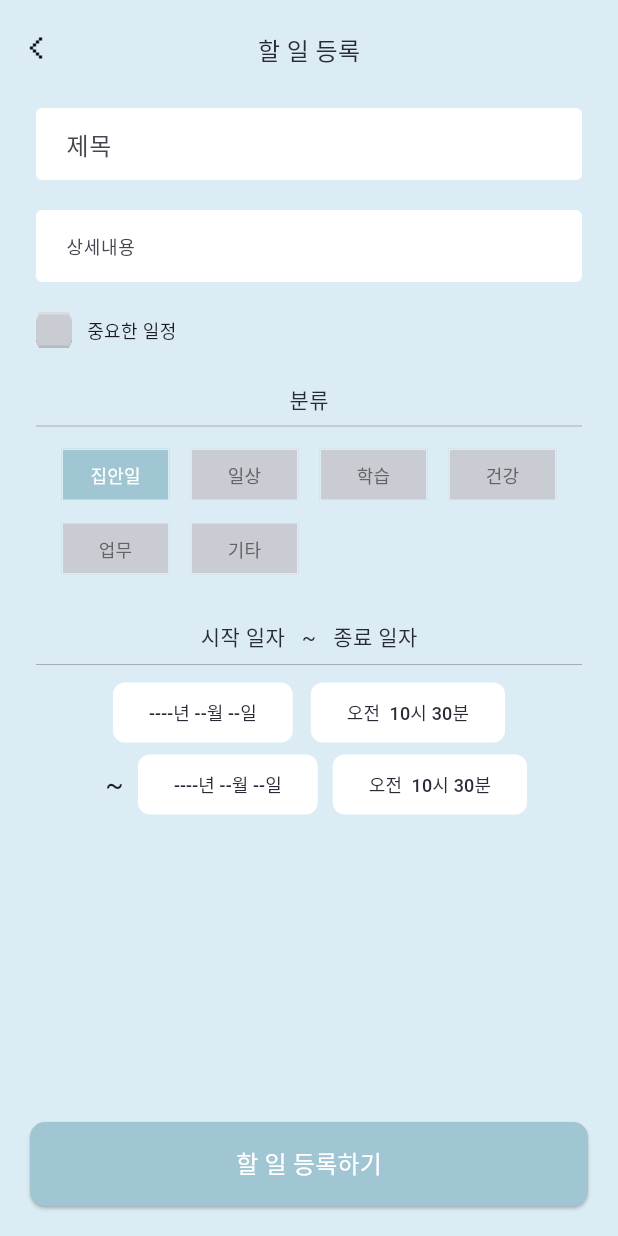
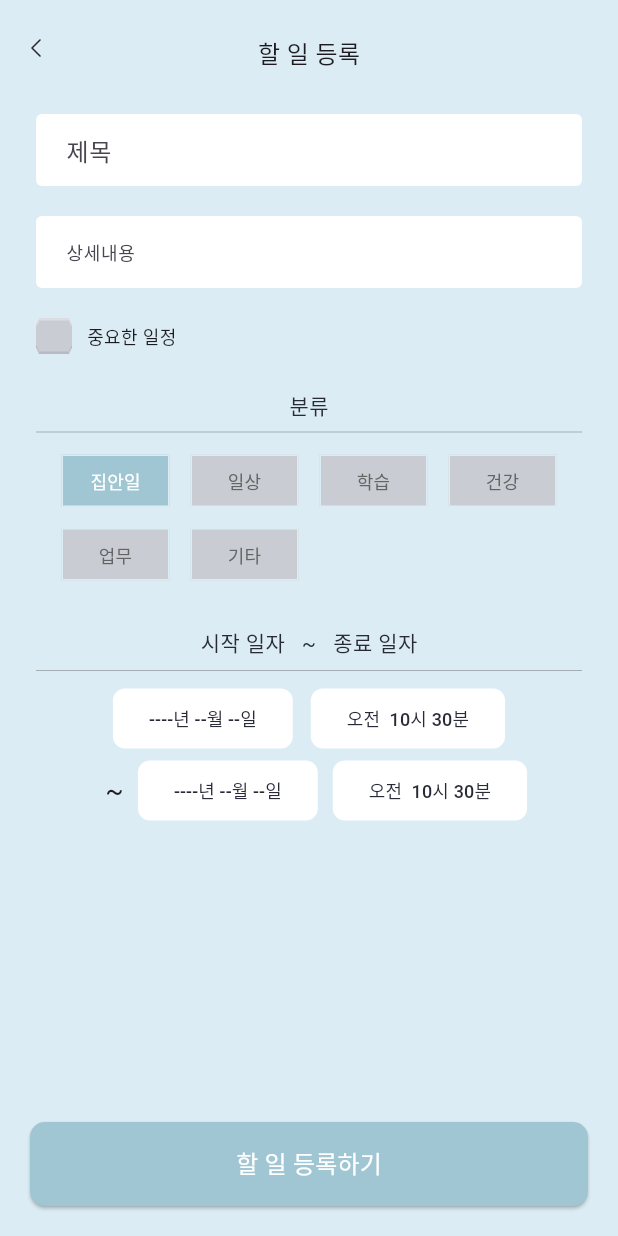
Before and after one commit to lojo0307/KingMaker, a Flutter app: the RegistTodo screen opened directly, on a phone screen of 412 x 824 dp. Run offline on Flutter 3.47's test engine with Material 2 defaults, Android fonts, the phone set to English and light mode, and no system bars; drawn by our look-alikes of custom_radio_grouped_button; our stand-ins replace assets_audio_player, dio, firebase_core, firebase_messaging, flutter_dotenv, flutter_local_notifications and 7 more; missing offline and left inert: date_picker_plus, flame, flutter_animated_dialog, flutter_flip_card, kakao_flutter_sdk, simple_animation_progress_bar and 1 more; accounts and stored records are empty; network calls fail; Roboto replaces fonts that are missing (EsamanruMedium, PretendardBold).

Commit message:
:lipstick: Style: 캘린더 스타일 수정 및 전반적 페이지에 헤더 적용

```diff
--- a/frontend/kingmaker/lib/widget/todo/regist_todo.dart
+++ b/frontend/kingmaker/lib/widget/todo/regist_todo.dart
@@ -1,4 +1,5 @@
 import 'package:flutter/material.dart';
+import 'package:flutter_svg/flutter_svg.dart';
 import 'package:kingmaker/consts/colors.dart';
 import 'package:kingmaker/provider/achievement_provider.dart';
 import 'package:kingmaker/provider/calendar_provider.dart';
@@ -6,6 +7,7 @@ import 'package:kingmaker/provider/kingdom_provider.dart';
 import 'package:kingmaker/provider/member_provider.dart';
 import 'package:kingmaker/provider/regist_provider.dart';
 import 'package:kingmaker/provider/schedule_provider.dart';
+import 'package:kingmaker/widget/common/header.dart';
 import 'package:provider/provider.dart';
 
 import '../routine/regist_routine_categorybutton.dart';
@@ -37,7 +39,7 @@ class _RegistTodoState extends State<RegistTodo> {
                     Container(
                       height: 40,
                       child: IconButton(
-                        icon: Image.asset('assets/icon/left.png'),
+                        icon: SvgPicture.asset('assets/icon/ic_left.svg', height: 24,),
                         tooltip: '이 전 페이지',
                         onPressed: () {
                           print("click");
@@ -48,21 +50,7 @@ class _RegistTodoState extends State<RegistTodo> {
                         iconSize: 30,
                       ),
                     ),
-                    Container(
-                      height: 44,
-                      child: Center(
-                        child: Title(
-                          color: Colors.black,
-                          child: Text(
-                            '할 일 등록',
-                            style: TextStyle(
-                                fontSize: 16,
-                                fontFamily: 'EsamanruMedium',
-                                color: BLUE_BLACK_COLOR,),
-                          ),
-                        ),
-                      ),
-                    ),
+                    Header(title: '할 일 등록'),
                   ],
                 ),
                 SizedBox(
```
Also changed, not shown: frontend/kingmaker/lib/page/todo_detail_page.dart (+2 -13 lines), frontend/kingmaker/lib/widget/calendar/ calendar_main.dart (+9 -7 lines), frontend/kingmaker/lib/widget/calendar/calendar_todo_card.dart (+7 -6 lines), frontend/kingmaker/lib/widget/routine/regist_routine.dart (+2 -15 lines), frontend/kingmaker/lib/widget/schedule/schedule_main.dart (+1 -7 lines), frontend/kingmaker/assets/icon/ic_pixel_left.svg (added), frontend/kingmaker/assets/icon/ic_pixel_right.svg (added).
